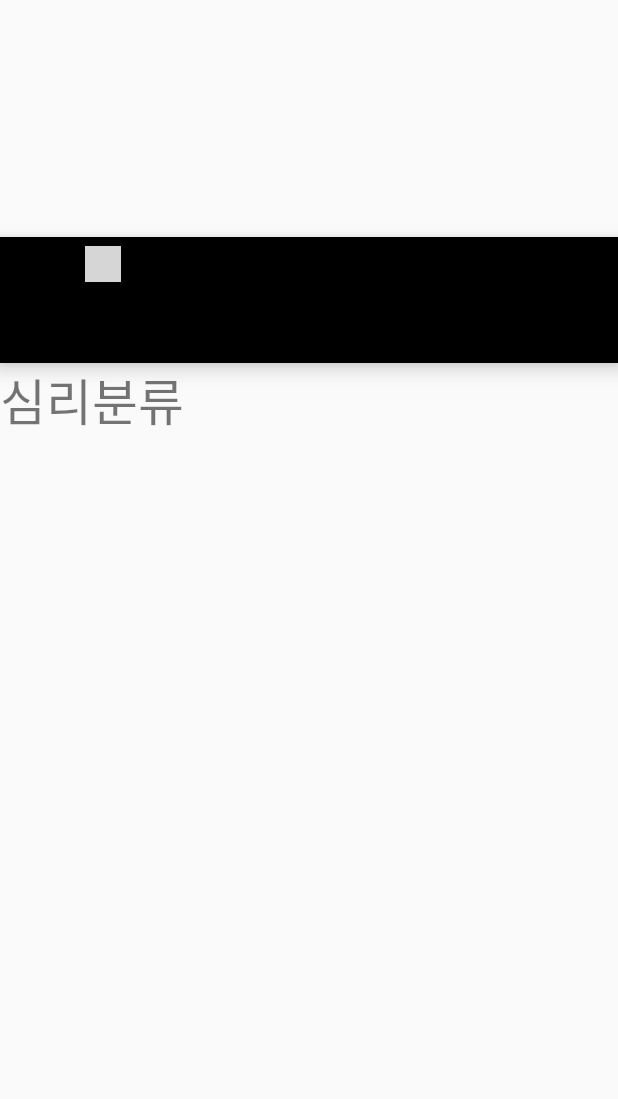
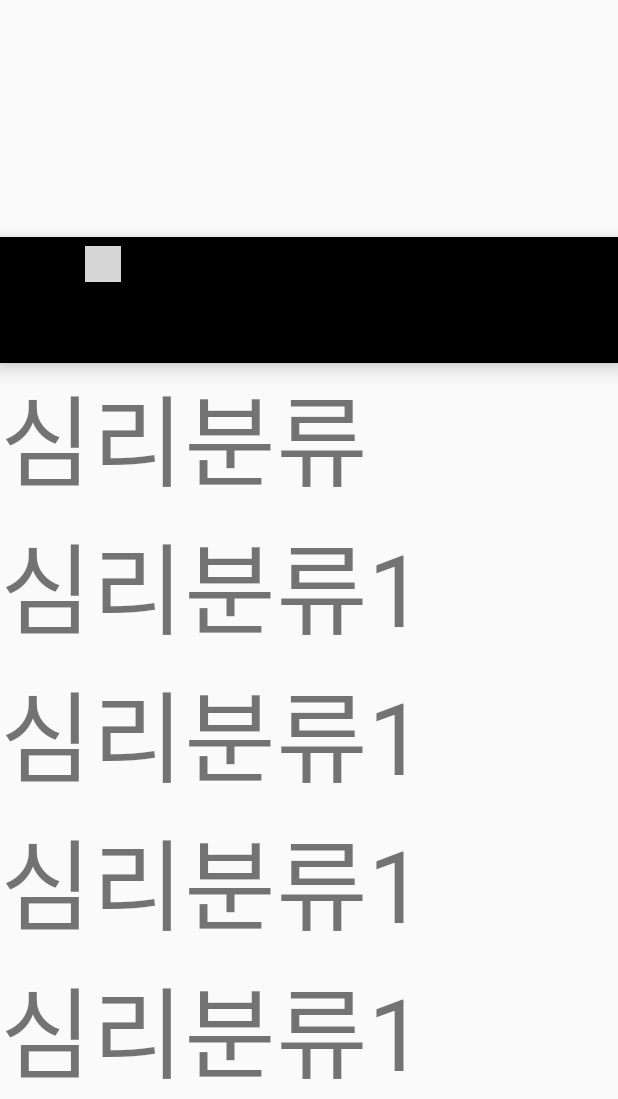
Before and after one commit to harry123492/Counselor, an Android app: the screen it shows after launch (MainActivity), on a phone screen of 412 x 824 dp, the part 137-1236 px from its top. Run offline under Robolectric (Android 15) with nearby library versions, the phone set to English and light mode, and no system bars; grey boxes are pictures that could not be loaded.

Commit message:
스크롤가능합니당

```diff
--- a/app/src/main/res/layout/casino.xml
+++ b/app/src/main/res/layout/casino.xml
@@ -13,4 +13,6 @@
         android:text="중독분류"
         android:textSize="50px"/>-->
 
+
+
 </LinearLayout>
--- a/app/src/main/res/layout/hearing.xml
+++ b/app/src/main/res/layout/hearing.xml
@@ -5,12 +5,62 @@
     xmlns:tools="http://schemas.android.com/tools"
     android:orientation="vertical">
 
+    <ScrollView
+        android:layout_width="match_parent"
+        android:layout_height="wrap_content">
+        <LinearLayout
+            android:layout_width="match_parent"
+            android:layout_height="wrap_content"
+            android:orientation="vertical">
     <TextView
         android:layout_width="wrap_content"
         android:layout_height="wrap_content"
         android:text="심리분류"
-        android:textSize="50px"/>
+        android:textSize="100px"
+        />
 
+    <TextView
+        android:layout_width="wrap_content"
+        android:layout_height="wrap_content"
+        android:text="심리분류1"
+        android:textSize="100px"/>
 
+    <TextView
+        android:layout_width="wrap_content"
+        android:layout_height="wrap_content"
+        android:text="심리분류1"
+        android:textSize="100px"/>
 
+    <TextView
+        android:layout_width="wrap_content"
+        android:layout_height="wrap_content"
+        android:text="심리분류1"
+        android:textSize="100px"/>
+
+    <TextView
+        android:layout_width="wrap_content"
+        android:layout_height="wrap_content"
+        android:text="심리분류1"
+        android:textSize="100px"/>
+
+    <TextView
+        android:layout_width="wrap_content"
+        android:layout_height="wrap_content"
+        android:text="심리분류1"
+        android:textSize="100px"/>
+
+    <TextView
+        android:layout_width="wrap_content"
+        android:layout_height="wrap_content"
+        android:text="심리분류1"
+        android:textSize="100px"/>
+
+    <TextView
+        android:layout_width="wrap_content"
+        android:layout_height="wrap_content"
+        android:text="심리분류1"
+        android:textSize="100px"/>
+
+        </LinearLayout>
+    </ScrollView>
 </LinearLayout>
```
